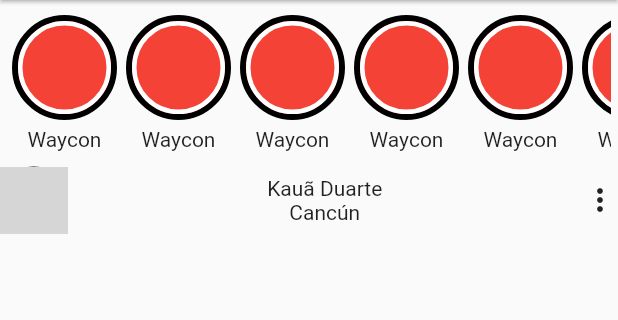
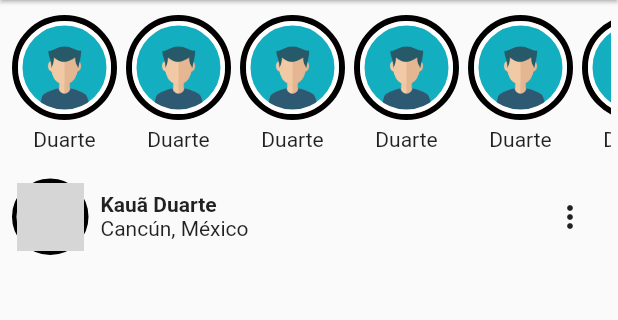
Before and after one commit to Duarte-K/publi-life, a Flutter app: the screen it shows after launch, on a phone screen of 412 x 824 dp, the part 84-404 px from its top. Run offline on Flutter 3.47's test engine with Material 2 defaults, Android fonts, the light colour scheme and no system bars; our stand-ins replace firebase_auth, google_fonts; accounts and stored records are empty; network calls fail; grey boxes are pictures that could not be loaded.

Commit message:
cabeçalho do post(layout)

```diff
--- a/lib/view/feed_page.dart
+++ b/lib/view/feed_page.dart
@@ -31,36 +31,56 @@ class Feed_State extends State<Feed> {
     return Column(
       //Cabeçalho do post
       children: [
-        Row(
+        Padding(
+          padding: EdgeInsets.all(8.0),
+          child: Row(
             children: [
               //Foto de perfil
+
               Container(
-              width: 45,
-              height: 45,
                 decoration: BoxDecoration(
-                image: DecorationImage(
-                  image: NetworkImage('https://yt3.ggpht.com/yti/APfAmoGpbw6FLUqKX4x6FOmZ10F6l0QDlMmYw0-hJB5r=s88-c-k-c0x00ffffff-no-rj-mo')
-                  ),
                   borderRadius: BorderRadius.circular(50),
                   border: Border.all(
                     width: 3,
                     color: Colors.black,
                   ),
                 ),
+                child: ClipRRect(
+                  borderRadius: BorderRadius.circular(50),
+                  child: Image.network(
+                    'https://yt3.ggpht.com/yti/APfAmoGpbw6FLUqKX4x6FOmZ10F6l0QDlMmYw0-hJB5r=s88-c-k-c0x00ffffff-no-rj-mo',
+                    width: 45,
+                  ),
+                ),
               ),
 
               Expanded(
+                child: Padding(
+                  padding: EdgeInsets.all(8.0),
                   child: Column(
+                    crossAxisAlignment: CrossAxisAlignment.stretch,
                     children: [
-                  Text('Kauã Duarte'),
-                  Text('Cancún'),
+                      Text(
+                        'Kauã Duarte',
+                        style: TextStyle(
+                          fontWeight: FontWeight.bold,
+                        ),
+                      ),
+                      Text('Cancún, México'),
                     ],
                   ),
                 ),
-            Icon(Icons.more_vert),
+              ),
+              IconButton(
+                onPressed: () {},
+                icon: Icon(Icons.more_vert)),
 
             ],
           ),
+        ),
+      //Imagem do post
+
+      //Rodapé
       ],
     );
   }
@@ -118,12 +138,17 @@ class Feed_State extends State<Feed> {
               width: 70,
               height: 70,
               decoration: BoxDecoration(
+                image: DecorationImage(
+                  image: AssetImage(
+                    'assets/images/avatar.png'
+                  ),
+                ),
                 borderRadius: BorderRadius.circular(50),
                 border: Border.all(color: Colors.white, width: 3),
               ),
             ),
           ),
-          Text("Waycon"),
+          Text("Duarte"),
         ],
       ),
     );
--- a/pubspec.yaml
+++ b/pubspec.yaml
@@ -62,9 +62,9 @@ flutter:
   uses-material-design: true
 
   # To add assets to your application, add an assets section, like this:
-  # assets:
-  #   - images/a_dot_burr.jpeg
-  #   - images/a_dot_ham.jpeg
+  assets:
+    - assets/images/
+
 
   # An image asset can refer to one or more resolution-specific "variants", see
   # https://flutter.dev/assets-and-images/#resolution-aware.
```
Also changed, not shown: assets/images/avatar.png (added). Lines whose indentation alone changed are shown as unchanged.
